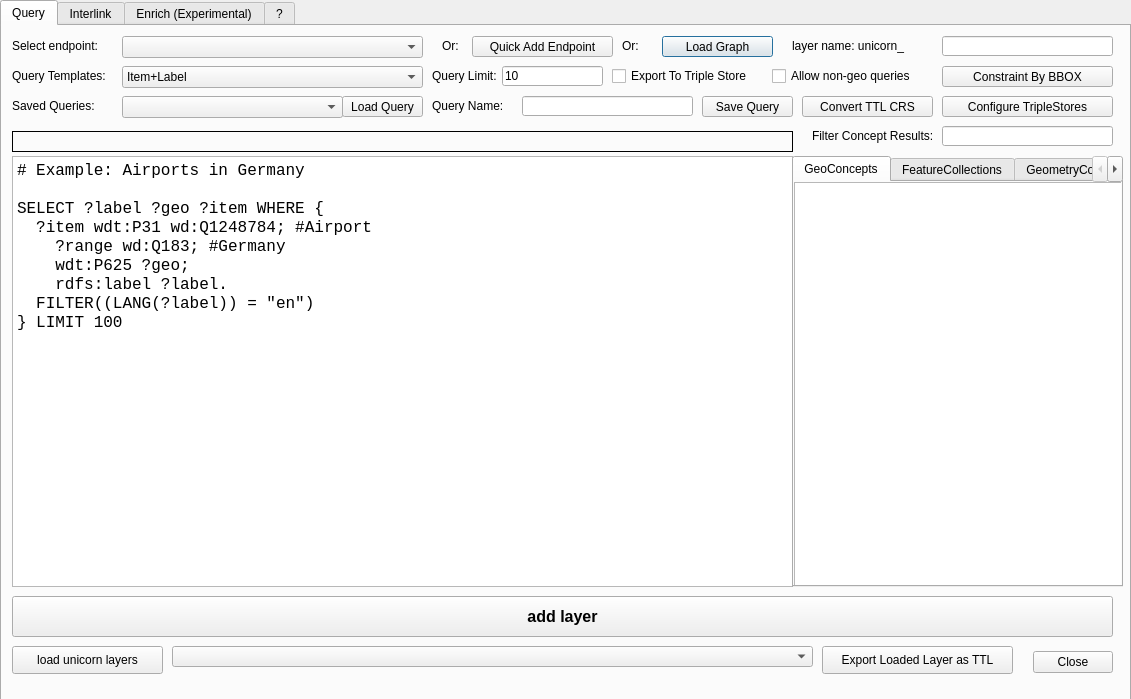
Qt form dialogs/ui/sparql_unicorn_dialog_base.ui (sparqlunicorn/sparqlunicornGoesGIS) before a commit.
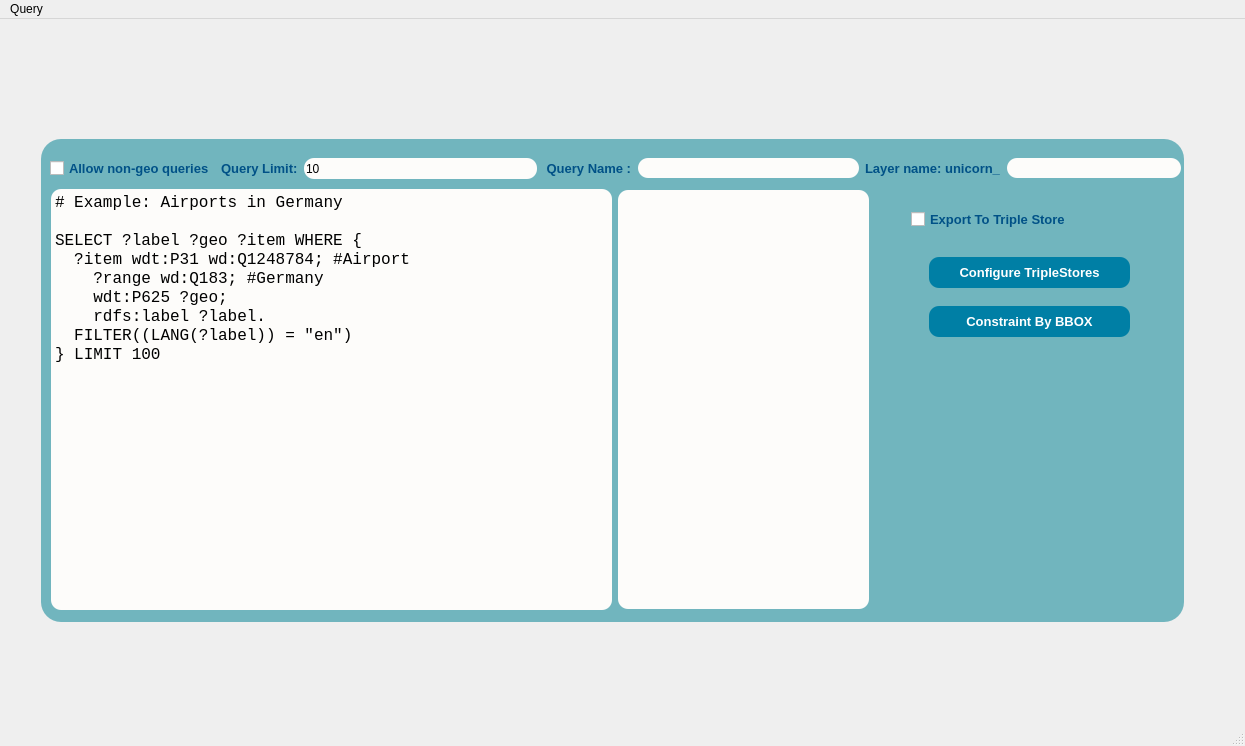
The same form after that commit.

Commit message: started changing tabs to menu

The edit to the form file:
```diff
--- a/dialogs/ui/sparql_unicorn_dialog_base.ui
+++ b/dialogs/ui/sparql_unicorn_dialog_base.ui
@@ -1,136 +1,251 @@
 <?xml version="1.0" encoding="UTF-8"?>
 <ui version="4.0">
- <class>SPAQLunicornDialogBase</class>
- <widget class="QDialog" name="SPAQLunicornDialogBase">
+ <class>MainWindow</class>
+ <widget class="QMainWindow" name="MainWindow">
   <property name="geometry">
    <rect>
     <x>0</x>
     <y>0</y>
-    <width>1131</width>
-    <height>699</height>
+    <width>1245</width>
+    <height>746</height>
    </rect>
   </property>
   <property name="windowTitle">
    <string>SPARQLing Unicorn QGIS Plugin</string>
   </property>
-  <widget class="QLabel" name="layercount">
-   <property name="geometry">
-    <rect>
-     <x>700</x>
-     <y>50</y>
-     <width>51</width>
-     <height>20</height>
-    </rect>
-   </property>
-   <property name="text">
-    <string/>
-   </property>
-  </widget>
-  <widget class="QTabWidget" name="tabWidget">
-   <property name="geometry">
-    <rect>
-     <x>0</x>
-     <y>0</y>
-     <width>1131</width>
-     <height>701</height>
-    </rect>
-   </property>
-   <property name="currentIndex">
-    <number>0</number>
-   </property>
-   <widget class="QWidget" name="tab">
-    <attribute name="title">
-     <string>Query</string>
-    </attribute>
-    <widget class="QLabel" name="label_2">
+  <widget class="QWidget" name="centralwidget">
+   <widget class="QWidget" name="widget" native="true">
+    <property name="geometry">
+     <rect>
+      <x>10</x>
+      <y>10</y>
+      <width>1231</width>
+      <height>691</height>
+     </rect>
+    </property>
+    <widget class="QFrame" name="query_page_frame">
      <property name="geometry">
       <rect>
-       <x>10</x>
-       <y>10</y>
-       <width>111</width>
-       <height>20</height>
+       <x>31</x>
+       <y>110</y>
+       <width>1143</width>
+       <height>483</height>
       </rect>
      </property>
-     <property name="text">
-      <string>Select endpoint:</string>
+     <property name="minimumSize">
+      <size>
+       <width>1143</width>
+       <height>483</height>
+      </size>
      </property>
-    </widget>
-    <widget class="QComboBox" name="comboBox">
-     <property name="geometry">
-      <rect>
-       <x>120</x>
-       <y>10</y>
-       <width>301</width>
-       <height>22</height>
-      </rect>
+     <property name="styleSheet">
+      <string notr="true">QObject#query_page_frame{
+	background-color:qlineargradient(spread:pad, x1:0, y1:0, x2:1, y2:1, stop:0.0113636 rgba(113, 181, 190, 255));
+	
+border-radius:20px;}
+
+
+
+</string>
      </property>
-    </widget>
-    <widget class="QLabel" name="label_4">
-     <property name="geometry">
-      <rect>
-       <x>620</x>
-       <y>10</y>
-       <width>21</width>
-       <height>20</height>
-      </rect>
+     <property name="frameShape">
+      <enum>QFrame::StyledPanel</enum>
      </property>
-     <property name="text">
-      <string>Or:</string>
+     <property name="frameShadow">
+      <enum>QFrame::Raised</enum>
      </property>
-    </widget>
-    <widget class="QPushButton" name="loadFileButton">
-     <property name="geometry">
-      <rect>
-       <x>660</x>
-       <y>10</y>
-       <width>111</width>
-       <height>21</height>
-      </rect>
-     </property>
-     <property name="text">
-      <string>Load Graph</string>
-     </property>
-    </widget>
-    <widget class="QLabel" name="label">
-     <property name="geometry">
-      <rect>
-       <x>790</x>
-       <y>10</y>
-       <width>151</width>
-       <height>20</height>
-      </rect>
-     </property>
-     <property name="text">
-      <string>layer name: unicorn_</string>
-     </property>
-    </widget>
-    <widget class="QLineEdit" name="inp_label">
-     <property name="geometry">
-      <rect>
-       <x>940</x>
-       <y>10</y>
-       <width>171</width>
-       <height>20</height>
-      </rect>
-     </property>
-    </widget>
-    <widget class="QPlainTextEdit" name="inp_sparql">
-     <property name="geometry">
-      <rect>
-       <x>10</x>
-       <y>130</y>
-       <width>781</width>
-       <height>431</height>
-      </rect>
-     </property>
-     <property name="font">
-      <font>
-       <family>Courier New</family>
-       <pointsize>12</pointsize>
-      </font>
-     </property>
-     <property name="plainText">
-      <string># Example: Airports in Germany
+     <widget class="QWidget" name="Query_page_txt_inp" native="true">
+      <property name="geometry">
+       <rect>
+        <x>9</x>
+        <y>9</y>
+        <width>1131</width>
+        <height>41</height>
+       </rect>
+      </property>
+      <layout class="QHBoxLayout" name="horizontalLayout_3">
+       <item>
+        <widget class="QCheckBox" name="allownongeo">
+         <property name="font">
+          <font>
+           <pointsize>10</pointsize>
+           <weight>75</weight>
+           <bold>true</bold>
+          </font>
+         </property>
+         <property name="cursor">
+          <cursorShape>PointingHandCursor</cursorShape>
+         </property>
+         <property name="styleSheet">
+          <string notr="true">color:rgb(0, 81, 135);</string>
+         </property>
+         <property name="text">
+          <string>Allow non-geo queries</string>
+         </property>
+        </widget>
+       </item>
+       <item>
+        <layout class="QHBoxLayout" name="horizontalLayout_2">
+         <item>
+          <widget class="QLabel" name="queryLimitLabel">
+           <property name="font">
+            <font>
+             <pointsize>10</pointsize>
+             <weight>75</weight>
+             <bold>true</bold>
+             <underline>false</underline>
+            </font>
+           </property>
+           <property name="styleSheet">
+            <string notr="true">color:rgb(0, 81, 135);</string>
+           </property>
+           <property name="text">
+            <string>Query Limit:</string>
+           </property>
+          </widget>
+         </item>
+         <item>
+          <widget class="QLineEdit" name="queryLimit">
+           <property name="minimumSize">
+            <size>
+             <width>81</width>
+             <height>21</height>
+            </size>
+           </property>
+           <property name="styleSheet">
+            <string notr="true">border-radius:10px;
+
+border-color:rgb(45, 45, 45);
+
+background-color: rgb(253, 252, 250);</string>
+           </property>
+           <property name="text">
+            <string>10</string>
+           </property>
+          </widget>
+         </item>
+        </layout>
+       </item>
+       <item>
+        <layout class="QHBoxLayout" name="horizontalLayout_4">
+         <item>
+          <widget class="QLabel" name="saveQueryName_3">
+           <property name="font">
+            <font>
+             <pointsize>10</pointsize>
+             <weight>75</weight>
+             <bold>true</bold>
+             <underline>false</underline>
+            </font>
+           </property>
+           <property name="styleSheet">
+            <string notr="true">color:rgb(0, 81, 135);</string>
+           </property>
+           <property name="text">
+            <string> Query Name :</string>
+           </property>
+          </widget>
+         </item>
+         <item>
+          <widget class="QLineEdit" name="saveQueryName_4">
+           <property name="minimumSize">
+            <size>
+             <width>81</width>
+             <height>20</height>
+            </size>
+           </property>
+           <property name="styleSheet">
+            <string notr="true">background-color: rgb(253, 252, 250);
+
+border-radius:10px;
+
+border-color:rgb(45, 45, 45);</string>
+           </property>
+          </widget>
+         </item>
+        </layout>
+       </item>
+       <item>
+        <layout class="QHBoxLayout" name="horizontalLayout_5">
+         <item>
+          <widget class="QLabel" name="Layer_name_unicorn">
+           <property name="font">
+            <font>
+             <pointsize>10</pointsize>
+             <weight>75</weight>
+             <bold>true</bold>
+             <underline>false</underline>
+            </font>
+           </property>
+           <property name="styleSheet">
+            <string notr="true">color:rgb(0, 81, 135);</string>
+           </property>
+           <property name="text">
+            <string>Layer name: unicorn_</string>
+           </property>
+          </widget>
+         </item>
+         <item>
+          <widget class="QLineEdit" name="Layer_name_unicorn_inp">
+           <property name="minimumSize">
+            <size>
+             <width>161</width>
+             <height>20</height>
+            </size>
+           </property>
+           <property name="styleSheet">
+            <string notr="true">border-radius:10px;
+
+border-color:rgb(45, 45, 45);
+
+background-color: rgb(253, 252, 250);</string>
+           </property>
+          </widget>
+         </item>
+        </layout>
+       </item>
+      </layout>
+     </widget>
+     <widget class="QWidget" name="layoutWidget">
+      <property name="geometry">
+       <rect>
+        <x>10</x>
+        <y>50</y>
+        <width>820</width>
+        <height>421</height>
+       </rect>
+      </property>
+      <layout class="QHBoxLayout" name="horizontalLayout">
+       <item>
+        <widget class="QPlainTextEdit" name="inp_sparql">
+         <property name="minimumSize">
+          <size>
+           <width>561</width>
+           <height>411</height>
+          </size>
+         </property>
+         <property name="maximumSize">
+          <size>
+           <width>561</width>
+           <height>471</height>
+          </size>
+         </property>
+         <property name="font">
+          <font>
+           <family>Courier New</family>
+           <pointsize>12</pointsize>
+          </font>
+         </property>
+         <property name="cursor" stdset="0">
+          <cursorShape>IBeamCursor</cursorShape>
+         </property>
+         <property name="styleSheet">
+          <string notr="true">border-radius:10px;
+
+background-color: rgb(253, 252, 250);</string>
+         </property>
+         <property name="plainText">
+          <string># Example: Airports in Germany
 
 SELECT ?label ?geo ?item WHERE {
   ?item wdt:P31 wd:Q1248784; #Airport
@@ -139,902 +254,173 @@
     rdfs:label ?label.
   FILTER((LANG(?label)) = &quot;en&quot;)
 } LIMIT 100</string>
-     </property>
-    </widget>
-    <widget class="QPushButton" name="pushButton">
-     <property name="geometry">
-      <rect>
-       <x>10</x>
-       <y>570</y>
-       <width>1101</width>
-       <height>41</height>
-      </rect>
-     </property>
-     <property name="font">
-      <font>
-       <pointsize>12</pointsize>
-       <weight>75</weight>
-       <bold>true</bold>
-      </font>
-     </property>
-     <property name="text">
-      <string>add layer</string>
-     </property>
-    </widget>
-    <widget class="QPushButton" name="btn_loadunicornlayers">
-     <property name="geometry">
-      <rect>
-       <x>10</x>
-       <y>620</y>
-       <width>151</width>
-       <height>28</height>
-      </rect>
-     </property>
-     <property name="text">
-      <string>load unicorn layers</string>
-     </property>
-    </widget>
-    <widget class="QComboBox" name="loadedLayers">
-     <property name="geometry">
-      <rect>
-       <x>170</x>
-       <y>620</y>
-       <width>641</width>
-       <height>21</height>
-      </rect>
-     </property>
-    </widget>
-    <widget class="QPushButton" name="exportLayers">
-     <property name="geometry">
-      <rect>
-       <x>820</x>
-       <y>620</y>
-       <width>191</width>
-       <height>28</height>
-      </rect>
-     </property>
-     <property name="text">
-      <string>Export Loaded Layer as TTL</string>
-     </property>
-    </widget>
-    <widget class="QDialogButtonBox" name="button_box">
-     <property name="geometry">
-      <rect>
-       <x>1020</x>
-       <y>620</y>
-       <width>91</width>
-       <height>32</height>
-      </rect>
-     </property>
-     <property name="orientation">
-      <enum>Qt::Horizontal</enum>
-     </property>
-     <property name="standardButtons">
-      <set>QDialogButtonBox::Close</set>
-     </property>
-    </widget>
-    <widget class="QPushButton" name="bboxButton">
-     <property name="geometry">
-      <rect>
-       <x>940</x>
-       <y>40</y>
-       <width>171</width>
-       <height>21</height>
-      </rect>
-     </property>
-     <property name="text">
-      <string>Constraint By BBOX</string>
-     </property>
-    </widget>
-    <widget class="QLabel" name="errorLabel">
-     <property name="geometry">
-      <rect>
-       <x>10</x>
-       <y>105</y>
-       <width>781</width>
-       <height>21</height>
-      </rect>
-     </property>
-     <property name="frameShape">
-      <enum>QFrame::Box</enum>
-     </property>
-     <property name="text">
-      <string/>
-     </property>
-    </widget>
-    <widget class="QLabel" name="label_11">
-     <property name="geometry">
-      <rect>
-       <x>10</x>
-       <y>40</y>
-       <width>111</width>
-       <height>20</height>
-      </rect>
-     </property>
-     <property name="text">
-      <string>Query Templates:</string>
-     </property>
-    </widget>
-    <widget class="QComboBox" name="queryTemplates">
-     <property name="geometry">
-      <rect>
-       <x>120</x>
-       <y>40</y>
-       <width>301</width>
-       <height>22</height>
-      </rect>
-     </property>
-     <item>
-      <property name="text">
-       <string>Item+Label</string>
+         </property>
+        </widget>
+       </item>
+       <item>
+        <widget class="QTreeView" name="geoClassTree">
+         <property name="minimumSize">
+          <size>
+           <width>251</width>
+           <height>419</height>
+          </size>
+         </property>
+         <property name="maximumSize">
+          <size>
+           <width>251</width>
+           <height>419</height>
+          </size>
+         </property>
+         <property name="styleSheet">
+          <string notr="true">border-radius:10px;
+
+background-color: rgb(253, 252, 250);</string>
+         </property>
+        </widget>
+       </item>
+      </layout>
+     </widget>
+     <widget class="QWidget" name="export_trplstore_checkbox" native="true">
+      <property name="geometry">
+       <rect>
+        <x>870</x>
+        <y>70</y>
+        <width>237</width>
+        <height>151</height>
+       </rect>
       </property>
-     </item>
-     <item>
-      <property name="text">
-       <string>All Attributes</string>
-      </property>
-     </item>
-    </widget>
-    <widget class="QLabel" name="label_14">
-     <property name="geometry">
-      <rect>
-       <x>440</x>
-       <y>10</y>
-       <width>21</width>
-       <height>20</height>
-      </rect>
-     </property>
-     <property name="text">
-      <string>Or:</string>
-     </property>
-    </widget>
-    <widget class="QPushButton" name="loadTripleStoreButton">
-     <property name="geometry">
-      <rect>
-       <x>940</x>
-       <y>70</y>
-       <width>171</width>
-       <height>21</height>
-      </rect>
-     </property>
-     <property name="text">
-      <string>Configure TripleStores</string>
-     </property>
-    </widget>
-    <widget class="QCheckBox" name="allownongeo">
-     <property name="geometry">
-      <rect>
-       <x>770</x>
-       <y>40</y>
-       <width>171</width>
-       <height>20</height>
-      </rect>
-     </property>
-     <property name="text">
-      <string>Allow non-geo queries</string>
-     </property>
-    </widget>
-    <widget class="QCheckBox" name="exportTripleStore_2">
-     <property name="geometry">
-      <rect>
-       <x>610</x>
-       <y>40</y>
-       <width>161</width>
-       <height>20</height>
-      </rect>
-     </property>
-     <property name="text">
-      <string>Export To Triple Store</string>
-     </property>
-    </widget>
-    <widget class="QLabel" name="filterConceptsLabel">
-     <property name="geometry">
-      <rect>
-       <x>810</x>
-       <y>100</y>
-       <width>121</width>
-       <height>20</height>
-      </rect>
-     </property>
-     <property name="text">
-      <string>Filter Concept Results:</string>
-     </property>
-    </widget>
-    <widget class="QLineEdit" name="filterConcepts">
-     <property name="geometry">
-      <rect>
-       <x>940</x>
-       <y>100</y>
-       <width>171</width>
-       <height>20</height>
-      </rect>
-     </property>
-    </widget>
-    <widget class="QLineEdit" name="queryLimit">
-     <property name="geometry">
-      <rect>
-       <x>500</x>
-       <y>40</y>
-       <width>101</width>
-       <height>20</height>
-      </rect>
-     </property>
-     <property name="text">
-      <string>10</string>
-     </property>
-    </widget>
-    <widget class="QLabel" name="queryLimitLabel">
-     <property name="geometry">
-      <rect>
-       <x>430</x>
-       <y>40</y>
-       <width>81</width>
-       <height>20</height>
-      </rect>
-     </property>
-     <property name="text">
-      <string>Query Limit:</string>
-     </property>
-    </widget>
-    <widget class="QPushButton" name="quickAddTripleStore">
-     <property name="geometry">
-      <rect>
-       <x>470</x>
-       <y>10</y>
-       <width>141</width>
-       <height>21</height>
-      </rect>
-     </property>
-     <property name="text">
-      <string>Quick Add Endpoint</string>
-     </property>
-    </widget>
-    <widget class="QLabel" name="savedQueryLabel">
-     <property name="geometry">
-      <rect>
-       <x>10</x>
-       <y>70</y>
-       <width>111</width>
-       <height>20</height>
-      </rect>
-     </property>
-     <property name="text">
-      <string>Saved Queries:</string>
-     </property>
-    </widget>
-    <widget class="QComboBox" name="savedQueries">
-     <property name="geometry">
-      <rect>
-       <x>120</x>
-       <y>70</y>
-       <width>221</width>
-       <height>22</height>
-      </rect>
-     </property>
-    </widget>
-    <widget class="QPushButton" name="loadQuery">
-     <property name="geometry">
-      <rect>
-       <x>340</x>
-       <y>70</y>
-       <width>81</width>
-       <height>21</height>
-      </rect>
-     </property>
-     <property name="text">
-      <string>Load Query</string>
-     </property>
-    </widget>
-    <widget class="QPushButton" name="saveQueryButton">
-     <property name="geometry">
-      <rect>
-       <x>700</x>
-       <y>70</y>
-       <width>91</width>
-       <height>21</height>
-      </rect>
-     </property>
-     <property name="text">
-      <string>Save Query</string>
-     </property>
-    </widget>
-    <widget class="QLineEdit" name="saveQueryName">
-     <property name="geometry">
-      <rect>
-       <x>520</x>
-       <y>70</y>
-       <width>171</width>
-       <height>20</height>
-      </rect>
-     </property>
-    </widget>
-    <widget class="QLabel" name="saveQueryNameLabel">
-     <property name="geometry">
-      <rect>
-       <x>430</x>
-       <y>70</y>
-       <width>91</width>
-       <height>20</height>
-      </rect>
-     </property>
-     <property name="text">
-      <string>Query Name:</string>
-     </property>
-    </widget>
-    <widget class="QPushButton" name="convertTTLCRS">
-     <property name="geometry">
-      <rect>
-       <x>800</x>
-       <y>70</y>
-       <width>131</width>
-       <height>21</height>
-      </rect>
-     </property>
-     <property name="text">
-      <string>Convert TTL CRS</string>
-     </property>
-    </widget>
-    <widget class="QTabWidget" name="conceptViewTabWidget">
-     <property name="geometry">
-      <rect>
-       <x>790</x>
-       <y>130</y>
-       <width>331</width>
-       <height>431</height>
-      </rect>
-     </property>
-     <property name="currentIndex">
-      <number>0</number>
-     </property>
-     <widget class="QWidget" name="geoConceptsTab">
-      <attribute name="title">
-       <string>GeoConcepts</string>
-      </attribute>
-      <widget class="QTreeView" name="geoTreeView">
-       <property name="geometry">
-        <rect>
-         <x>0</x>
-         <y>0</y>
-         <width>331</width>
-         <height>411</height>
-        </rect>
-       </property>
-      </widget>
+      <layout class="QGridLayout" name="gridLayout_5">
+       <item row="2" column="0">
+        <widget class="QWidget" name="conf_trpl_store_and_bbox_buttons" native="true">
+         <layout class="QGridLayout" name="gridLayout_2">
+          <item row="1" column="0">
+           <widget class="QPushButton" name="bboxButton">
+            <property name="minimumSize">
+             <size>
+              <width>201</width>
+              <height>31</height>
+             </size>
+            </property>
+            <property name="maximumSize">
+             <size>
+              <width>201</width>
+              <height>31</height>
+             </size>
+            </property>
+            <property name="font">
+             <font>
+              <pointsize>10</pointsize>
+              <weight>75</weight>
+              <bold>true</bold>
+             </font>
+            </property>
+            <property name="cursor">
+             <cursorShape>PointingHandCursor</cursorShape>
+            </property>
+            <property name="styleSheet">
+             <string notr="true">
+background-color:rgb(0, 127, 165);
+border-radius:10px;
+color: rgb(255, 255, 255);</string>
+            </property>
+            <property name="text">
+             <string>Constraint By BBOX</string>
+            </property>
+           </widget>
+          </item>
+          <item row="0" column="0">
+           <widget class="QPushButton" name="loadTripleStoreButton">
+            <property name="minimumSize">
+             <size>
+              <width>201</width>
+              <height>31</height>
+             </size>
+            </property>
+            <property name="maximumSize">
+             <size>
+              <width>201</width>
+              <height>31</height>
+             </size>
+            </property>
+            <property name="font">
+             <font>
+              <pointsize>10</pointsize>
+              <weight>75</weight>
+              <bold>true</bold>
+              <underline>false</underline>
+             </font>
+            </property>
+            <property name="cursor">
+             <cursorShape>PointingHandCursor</cursorShape>
+            </property>
+            <property name="styleSheet">
+             <string notr="true">
+background-color:rgb(0, 127, 165);
+border-radius:10px;
+color: rgb(255, 255, 255);</string>
+            </property>
+            <property name="text">
+             <string>Configure TripleStores</string>
+            </property>
+           </widget>
+          </item>
+         </layout>
+        </widget>
+       </item>
+       <item row="0" column="0">
+        <widget class="QCheckBox" name="exportTripleStore_2">
+         <property name="minimumSize">
+          <size>
+           <width>128</width>
+           <height>17</height>
+          </size>
+         </property>
+         <property name="font">
+          <font>
+           <pointsize>10</pointsize>
+           <weight>75</weight>
+           <bold>true</bold>
+          </font>
+         </property>
+         <property name="cursor">
+          <cursorShape>PointingHandCursor</cursorShape>
+         </property>
+         <property name="styleSheet">
+          <string notr="true">color:rgb(0, 81, 135);</string>
+         </property>
+         <property name="text">
+          <string>Export To Triple Store</string>
+         </property>
+        </widget>
+       </item>
+      </layout>
      </widget>
-     <widget class="QWidget" name="featureCollectionsTab">
-      <attribute name="title">
-       <string>FeatureCollections</string>
-      </attribute>
-      <widget class="QListView" name="featureCollectionClassList">
-       <property name="geometry">
-        <rect>
-         <x>0</x>
-         <y>0</y>
-         <width>331</width>
-         <height>411</height>
-        </rect>
-       </property>
-      </widget>
-     </widget>
-     <widget class="QWidget" name="GeometryCollectionsTab">
-      <attribute name="title">
-       <string>GeometryCollections</string>
-      </attribute>
-      <widget class="QListView" name="geometryCollectionClassList">
-       <property name="geometry">
-        <rect>
-         <x>0</x>
-         <y>0</y>
-         <width>331</width>
-         <height>411</height>
-        </rect>
-       </property>
-      </widget>
-     </widget>
     </widget>
    </widget>
-   <widget class="QWidget" name="tab_2">
-    <attribute name="title">
-     <string>Interlink</string>
-    </attribute>
-    <widget class="QTableWidget" name="interlinkTable">
-     <property name="geometry">
-      <rect>
-       <x>10</x>
-       <y>140</y>
-       <width>1071</width>
-       <height>431</height>
-      </rect>
-     </property>
-     <property name="minimumSize">
-      <size>
-       <width>811</width>
-       <height>0</height>
-      </size>
-     </property>
-     <property name="baseSize">
-      <size>
-       <width>4</width>
-       <height>0</height>
-      </size>
-     </property>
-     <property name="sortingEnabled">
-      <bool>true</bool>
-     </property>
-     <property name="columnCount">
-      <number>8</number>
-     </property>
-     <column>
-      <property name="text">
-       <string>Export?</string>
-      </property>
-     </column>
-     <column>
-      <property name="text">
-       <string>IDColumn?</string>
-      </property>
-     </column>
-     <column>
-      <property name="text">
-       <string>GeoColumn?</string>
-      </property>
-     </column>
-     <column>
-      <property name="text">
-       <string>Column</string>
-      </property>
-     </column>
-     <column>
-      <property name="text">
-       <string>ColumnProperty</string>
-      </property>
-     </column>
-     <column>
-      <property name="text">
-       <string>PropertyType</string>
-      </property>
-     </column>
-     <column>
-      <property name="text">
-       <string>ColumnConcept</string>
-      </property>
-     </column>
-     <column>
-      <property name="text">
-       <string>ValueConcept</string>
-      </property>
-     </column>
-    </widget>
-    <widget class="QPushButton" name="exportInterlink">
-     <property name="geometry">
-      <rect>
-       <x>230</x>
-       <y>590</y>
-       <width>521</width>
-       <height>61</height>
-      </rect>
-     </property>
-     <property name="baseSize">
-      <size>
-       <width>3</width>
-       <height>0</height>
-      </size>
-     </property>
-     <property name="font">
-      <font>
-       <pointsize>16</pointsize>
-       <weight>75</weight>
-       <bold>true</bold>
-      </font>
-     </property>
-     <property name="text">
-      <string>Export Result</string>
-     </property>
-    </widget>
-    <widget class="QPushButton" name="loadLayerInterlink">
-     <property name="geometry">
-      <rect>
-       <x>720</x>
-       <y>10</y>
-       <width>93</width>
-       <height>28</height>
-      </rect>
-     </property>
-     <property name="text">
-      <string>Load Layer</string>
-     </property>
-    </widget>
-    <widget class="QPushButton" name="refreshLayersInterlink">
-     <property name="geometry">
-      <rect>
-       <x>10</x>
-       <y>10</y>
-       <width>111</width>
-       <height>28</height>
-      </rect>
-     </property>
-     <property name="text">
-      <string>Refresh Layers</string>
-     </property>
-    </widget>
-    <widget class="QComboBox" name="chooseLayerInterlink">
-     <property name="geometry">
-      <rect>
-       <x>140</x>
-       <y>10</y>
-       <width>561</width>
-       <height>21</height>
-      </rect>
-     </property>
-    </widget>
-    <widget class="QLineEdit" name="interlinkOwlClassInput">
-     <property name="geometry">
-      <rect>
-       <x>150</x>
-       <y>50</y>
-       <width>551</width>
-       <height>22</height>
-      </rect>
-     </property>
-    </widget>
-    <widget class="QLabel" name="label_5">
-     <property name="geometry">
-      <rect>
-       <x>30</x>
-       <y>50</y>
-       <width>71</width>
-       <height>16</height>
-      </rect>
-     </property>
-     <property name="text">
-      <string>OWL Class:</string>
-     </property>
-    </widget>
-    <widget class="QLabel" name="label_6">
-     <property name="geometry">
-      <rect>
-       <x>20</x>
-       <y>110</y>
-       <width>251</width>
-       <height>20</height>
-      </rect>
-     </property>
-     <property name="text">
-      <string>Table Colums to Concepts:</string>
-     </property>
-    </widget>
-    <widget class="QLabel" name="label_7">
-     <property name="geometry">
-      <rect>
-       <x>20</x>
-       <y>80</y>
-       <width>121</width>
-       <height>16</height>
-      </rect>
-     </property>
-     <property name="text">
-      <string>Target Namespace:</string>
-     </property>
-    </widget>
-    <widget class="QLineEdit" name="interlinkNameSpace">
-     <property name="geometry">
-      <rect>
-       <x>150</x>
-       <y>80</y>
-       <width>551</width>
-       <height>22</height>
-      </rect>
-     </property>
-     <property name="text">
-      <string>http://www.github.com/sparqlunicorn#</string>
-     </property>
-    </widget>
-    <widget class="QPushButton" name="searchClass">
-     <property name="geometry">
-      <rect>
-       <x>720</x>
-       <y>50</y>
-       <width>93</width>
-       <height>28</height>
-      </rect>
-     </property>
-     <property name="text">
-      <string>Search Class</string>
-     </property>
-    </widget>
-    <widget class="QPushButton" name="exportMappingButton">
-     <property name="geometry">
-      <rect>
-       <x>920</x>
-       <y>100</y>
-       <width>121</width>
-       <height>28</height>
-      </rect>
-     </property>
-     <property name="text">
-      <string>Export Mapping</string>
-     </property>
-    </widget>
-    <widget class="QPushButton" name="importMappingButton">
-     <property name="geometry">
-      <rect>
-       <x>720</x>
-       <y>100</y>
-       <width>111</width>
-       <height>28</height>
-      </rect>
-     </property>
-     <property name="text">
-      <string>Import Mapping</string>
-     </property>
-    </widget>
-    <widget class="QCheckBox" name="exportTripleStore">
-     <property name="geometry">
-      <rect>
-       <x>490</x>
-       <y>110</y>
-       <width>181</width>
-       <height>20</height>
-      </rect>
-     </property>
-     <property name="text">
-      <string>Export To Triple Store</string>
-     </property>
-    </widget>
+  </widget>
+  <widget class="QMenuBar" name="menubar">
+   <property name="geometry">
+    <rect>
+     <x>0</x>
+     <y>0</y>
+     <width>1245</width>
+     <height>21</height>
+    </rect>
+   </property>
+   <widget class="QMenu" name="menuQuery">
+    <property name="title">
+     <string>Query</string>
+    </property>
+    <addaction name="actionLoad_Graph"/>
    </widget>
-   <widget class="QWidget" name="tab_3">
-    <attribute name="title">
-     <string>Enrich (Experimental)</string>
-    </attribute>
-    <widget class="QPushButton" name="loadLayerEnrich">
-     <property name="geometry">
-      <rect>
-       <x>510</x>
-       <y>30</y>
-       <width>83</width>
-       <height>25</height>
-      </rect>
-     </property>
-     <property name="text">
-      <string>Load Layer</string>
-     </property>
-    </widget>
-    <widget class="QPushButton" name="refreshLayersEnrich">
-     <property name="geometry">
-      <rect>
-       <x>20</x>
-       <y>30</y>
-       <width>121</width>
-       <height>25</height>
-      </rect>
-     </property>
-     <property name="text">
-      <string>Refresh Layers</string>
-     </property>
-    </widget>
-    <widget class="QComboBox" name="chooseLayerEnrich">
-     <property name="geometry">
-      <rect>
-       <x>170</x>
-       <y>30</y>
-       <width>321</width>
-       <height>21</height>
-      </rect>
-     </property>
-    </widget>
-    <widget class="QPushButton" name="startEnrichment">
-     <property name="geometry">
-      <rect>
-       <x>20</x>
-       <y>610</y>
-       <width>201</width>
-       <height>41</height>
-      </rect>
-     </property>
-     <property name="text">
-      <string>Start Enrichment</string>
-     </property>
-    </widget>
-    <widget class="QPushButton" name="addEnrichedLayerButton">
-     <property name="geometry">
-      <rect>
-       <x>900</x>
-       <y>610</y>
-       <width>161</width>
-       <height>41</height>
-      </rect>
-     </property>
-     <property name="text">
-      <string>Add enriched layer</string>
-     </property>
-    </widget>
-    <widget class="QTableWidget" name="enrichTable">
-     <property name="geometry">
-      <rect>
-       <x>25</x>
-       <y>101</y>
-       <width>1041</width>
-       <height>451</height>
-      </rect>
-     </property>
-    </widget>
-    <widget class="QTableWidget" name="enrichTableResult">
-     <property name="geometry">
-      <rect>
-       <x>20</x>
-       <y>100</y>
-       <width>1051</width>
-       <height>501</height>
-      </rect>
-     </property>
-    </widget>
-    <widget class="QPushButton" name="addEnrichedLayerRowButton">
-     <property name="geometry">
-      <rect>
-       <x>20</x>
-       <y>70</y>
-       <width>161</width>
-       <height>21</height>
-      </rect>
-     </property>
-     <property name="text">
-      <string>Add Row</string>
-     </property>
-    </widget>
-    <widget class="QPushButton" name="whattoenrich">
-     <property name="geometry">
-      <rect>
-       <x>230</x>
-       <y>70</y>
-       <width>161</width>
-       <height>21</height>
-      </rect>
-     </property>
-     <property name="text">
-      <string>What to enrich?</string>
-     </property>
-    </widget>
-   </widget>
-   <widget class="QWidget" name="tab_4">
-    <attribute name="title">
-     <string>?</string>
-    </attribute>
-    <widget class="QLabel" name="label_12">
-     <property name="geometry">
-      <rect>
-       <x>250</x>
-       <y>20</y>
-       <width>411</width>
-       <height>41</height>
-      </rect>
-     </property>
-     <property name="font">
-      <font>
-       <pointsize>16</pointsize>
-       <weight>75</weight>
-       <bold>true</bold>
-      </font>
-     </property>
-     <property name="text">
-      <string>SPARQL Unicorn QGIS Plugin</string>
-     </property>
-    </widget>
-    <widget class="QLabel" name="label_13">
-     <property name="geometry">
-      <rect>
-       <x>310</x>
-       <y>90</y>
-       <width>251</width>
-       <height>41</height>
-      </rect>
-     </property>
-     <property name="font">
-      <font>
-       <pointsize>16</pointsize>
-       <weight>75</weight>
-       <bold>true</bold>
-      </font>
-     </property>
-     <property name="text">
-      <string>&lt;a href=&quot;https://github.com/sparqlunicorn/sparqlunicornGoesGIS&quot;&gt;Github Repository&lt;/a&gt;</string>
-     </property>
-    </widget>
-    <widget class="QLabel" name="label_16">
-     <property name="geometry">
-      <rect>
-       <x>350</x>
-       <y>150</y>
-       <width>171</width>
-       <height>41</height>
-      </rect>
-     </property>
-     <property name="font">
-      <font>
-       <pointsize>16</pointsize>
-       <weight>75</weight>
-       <bold>true</bold>
-      </font>
-     </property>
-     <property name="text">
-      <string>&lt;a href=&quot;https://plugins.qgis.org/plugins/sparqlunicorn/&quot;&gt;QGIS Plugin&lt;/a&gt;</string>
-     </property>
-    </widget>
-    <widget class="QLabel" name="label_15">
-     <property name="geometry">
-      <rect>
-       <x>390</x>
-       <y>250</y>
-       <width>101</width>
-       <height>20</height>
-      </rect>
-     </property>
-     <property name="font">
-      <font>
-       <pointsize>13</pointsize>
-       <weight>75</weight>
-       <bold>true</bold>
-      </font>
-     </property>
-     <property name="text">
-      <string>Credits</string>
-     </property>
-    </widget>
-    <widget class="QLabel" name="label_17">
-     <property name="geometry">
-      <rect>
-       <x>300</x>
-       <y>300</y>
-       <width>281</width>
-       <height>31</height>
-      </rect>
-     </property>
-     <property name="font">
-      <font>
-       <pointsize>13</pointsize>
-      </font>
-     </property>
-     <property name="text">
-      <string>Research Squirrel Engineers</string>
-     </property>
-    </widget>
-    <widget class="QLabel" name="label_18">
-     <property name="geometry">
-      <rect>
-       <x>290</x>
-       <y>350</y>
-       <width>331</width>
-       <height>31</height>
-      </rect>
-     </property>
-     <property name="font">
-      <font>
-       <pointsize>13</pointsize>
-      </font>
-     </property>
-     <property name="text">
-      <string>Timo Homburg, Florian Thiery</string>
-     </property>
-    </widget>
-    <widget class="QLabel" name="label_19">
-     <property name="geometry">
-      <rect>
-       <x>300</x>
-       <y>400</y>
-       <width>331</width>
-       <height>20</height>
-      </rect>
-     </property>
-     <property name="font">
-      <font>
-       <pointsize>13</pointsize>
-      </font>
-     </property>
-     <property name="text">
-      <string>Licensed under: GPL 2.0</string>
-     </property>
-    </widget>
-   </widget>
+   <addaction name="menuQuery"/>
   </widget>
+  <widget class="QStatusBar" name="statusbar"/>
+  <action name="actionLoad_Graph">
+   <property name="text">
+    <string>Load Graph</string>
+   </property>
+  </action>
  </widget>
  <resources/>
  <connections>
```
Left out of the diff: 37 changed lines with no effect on the pictures. The commit also changes 4 other files.
